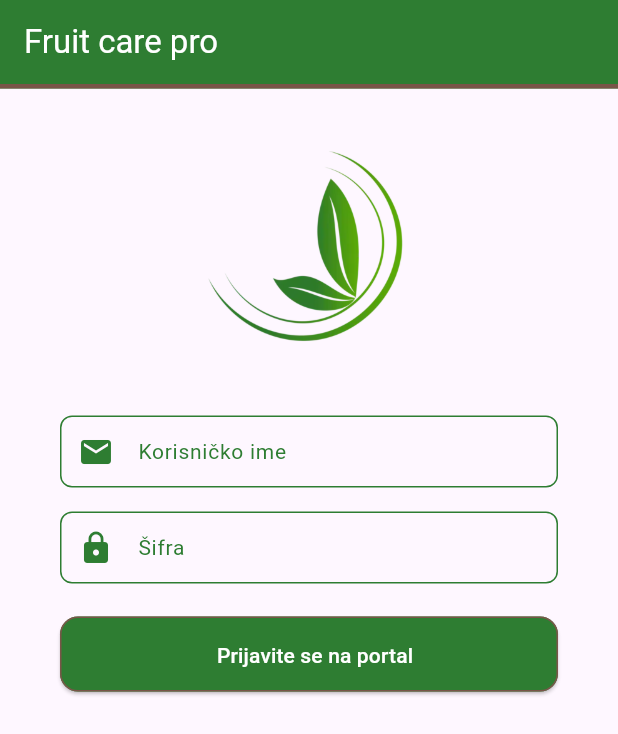
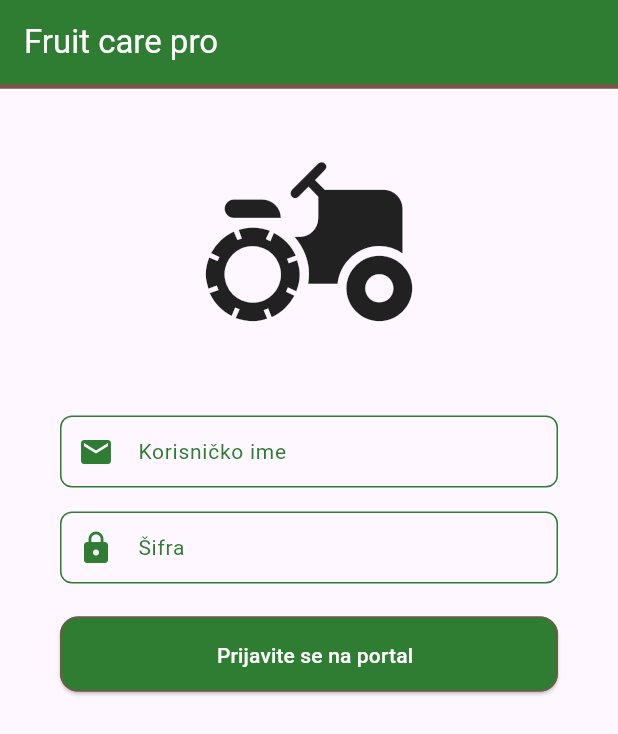
Before and after one commit to nikolakerkez/fruit-care-pro, a Flutter app: the screen it shows after launch, on a phone screen of 412 x 824 dp. Shown: the top 734 px of the screen. Run offline on Flutter 3.47's test engine with Material 3 defaults, Android fonts, the phone set to English and light mode, and no system bars; our stand-ins replace cached_network_image, cloud_firestore, cloud_functions, firebase_auth, firebase_core, firebase_crashlytics and 4 more; accounts and stored records are empty.

Commit message:
Ready for Codemagic build

```diff
--- a/lib/screens/login_screen.dart
+++ b/lib/screens/login_screen.dart
@@ -175,11 +175,9 @@ class _LoginScreenState extends State<LoginScreen> {
                 color: Colors.transparent, // Postavite pozadinsku boju na belu
                 padding:
                     EdgeInsets.all(30), // Dodajte padding oko slike ako želite
-                child: Image.asset(
-                  'assets/images/logo.png',
-                  width: 150,
-                  height: 150,
-                  fit: BoxFit.contain,
+                child: Icon(
+                  Icons.agriculture_rounded,
+                  size: 150,
                 ),
               ),
               Padding(
```
Also changed, not shown: 3 other files.
